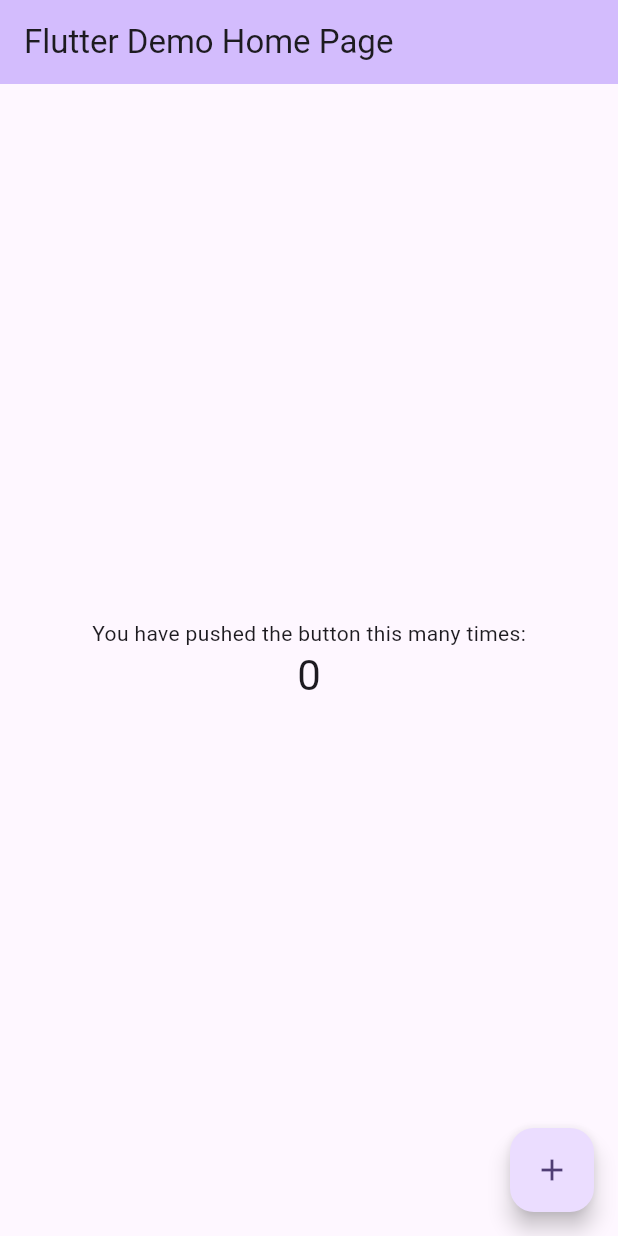
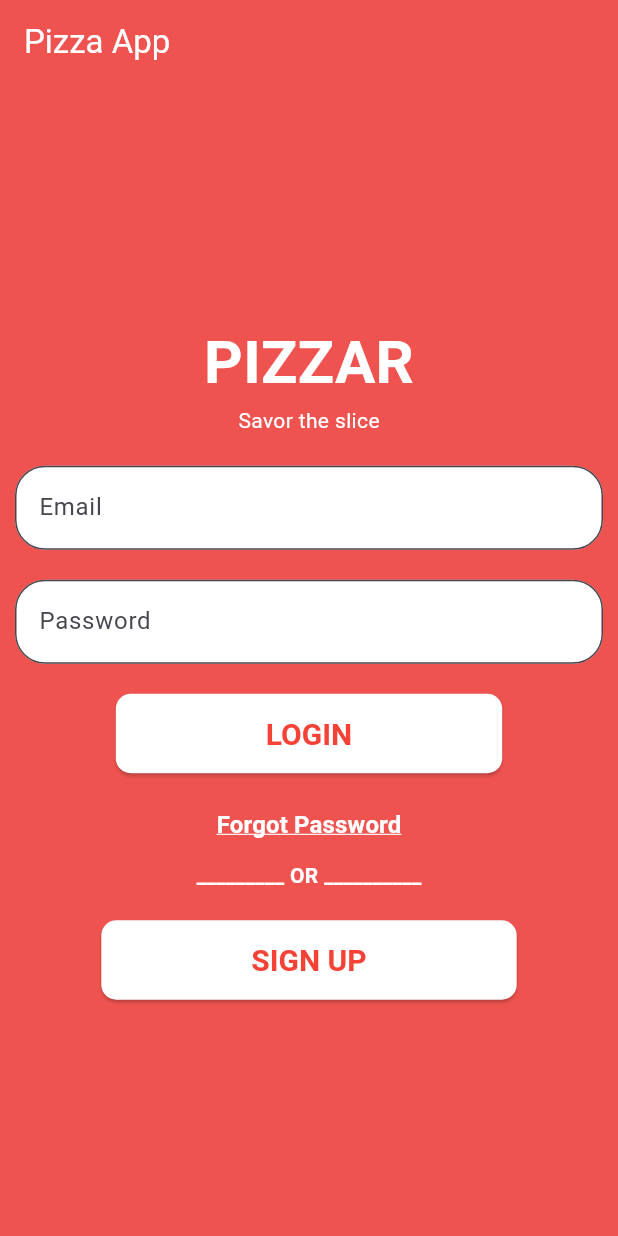
Before and after one commit to U-Apps/pizza-App, a Flutter app: the screen it shows after launch, on a phone screen of 412 x 824 dp. Run offline on Flutter 3.47's test engine with Material 3 defaults, Android fonts, the phone set to English and light mode, and no system bars.

Commit message:
POV:adding the welcome page and Login page

```diff
--- /dev/null
+++ b/pizza_app/lib/LoginScreen.dart
@@ -0,0 +1,108 @@
+import 'package:flutter/material.dart';
+
+class LoginPage extends StatelessWidget {
+  @override
+  Widget build(BuildContext context) {
+    return Scaffold(
+      backgroundColor: Colors.red[400], // لون الخلفية الأحمر
+      body: Center(
+        child: SingleChildScrollView(
+          padding:EdgeInsets.only(left: 10,right: 10),
+          child: Column(
+            mainAxisAlignment: MainAxisAlignment.center,
+            children: [
+              Text(
+                'PIZZAR',
+                style: TextStyle(
+                  fontSize: 40,
+                  fontWeight: FontWeight.bold,
+                  color: Colors.white,
+                ),
+              ),
+              Text(
+                'Savor the slice',
+                style: TextStyle(
+                  color: Colors.white,
+                ),
+              ),
+              SizedBox(height: 20),
+              TextField(
+                keyboardType: TextInputType.emailAddress,
+                decoration: InputDecoration(
+                  hintText: 'Email',
+                  filled: true,
+                  fillColor: Colors.white,
+                  border: OutlineInputBorder(
+                      borderRadius: BorderRadius.circular(20)),
+                ),
+              ),
+              SizedBox(height: 20),
+              TextField(
+                obscureText: true,
+                decoration: InputDecoration(
+                  hintText: 'Password',
+                  filled: true,
+                  fillColor: Colors.white,
+                  border: OutlineInputBorder(
+                      borderRadius: BorderRadius.circular(20)),
+                ),
+              ),
+              SizedBox(height: 20),
+              ElevatedButton(
+
+              style: ElevatedButton.styleFrom(
+                backgroundColor: Colors.white,
+             foregroundColor:Colors.red,
+             textStyle:TextStyle(
+              fontSize: 20,
+              fontWeight: FontWeight.bold
+             ),
+                padding: EdgeInsets.only(left: 100,top:15,right: 100,bottom: 15 ),
+
+                shape: RoundedRectangleBorder(
+                  borderRadius: BorderRadius.circular(10)
+
+                )
+              )
+
+
+               ,
+                onPressed: () {
+                  // هنا يمكنك إضافة منطق تسجيل الدخول
+                },
+                child: Text('LOGIN'),
+              ),
+                SizedBox(height: 10,),
+              TextButton(
+                onPressed: () {
+                  // هنا يمكنك إضافة منطق نسيان كلمة المرور
+                },
+
+                child: Text('Forgot Password',style: TextStyle(color: Colors.white,fontWeight: FontWeight.bold,decoration: TextDecoration.underline,decorationColor: Colors.white,fontSize: 16),),
+              ),
+
+              Text('_________ OR __________',style: TextStyle(color:Colors.white,fontWeight: FontWeight.bold),),
+              SizedBox(height: 20,),
+
+              ElevatedButton(
+                onPressed: () {
+                  // هنا يمكنك إضافة منطق التسجيل
+                },
+                style: ElevatedButton.styleFrom(
+                    backgroundColor: Colors.white,
+                    foregroundColor: Colors.red,
+                    textStyle:
+                        TextStyle(fontSize: 20, fontWeight: FontWeight.bold),
+                    padding: EdgeInsets.only(
+                        left: 100, top: 15, right: 100, bottom: 15),
+                    shape: RoundedRectangleBorder(
+                        borderRadius: BorderRadius.circular(10))),
+                child: Text('SIGN UP'),
+              ),
+            ],
+          ),
+        ),
+      ),
+    );
+  }
+}
--- /dev/null
+++ b/pizza_app/lib/Welcome.dart
@@ -0,0 +1,16 @@
+import 'package:flutter/material.dart';
+
+class Welcome extends StatelessWidget {
+  const Welcome({super.key});
+
+  @override
+  Widget build(BuildContext context) {
+    return Scaffold(
+      body: Container(
+        alignment: Alignment.center,
+        child: (Image.asset('assets/images/logo.png')),
+
+      ),
+    );
+  }
+}
--- a/pizza_app/lib/main.dart
+++ b/pizza_app/lib/main.dart
@@ -1,125 +1,19 @@
 import 'package:flutter/material.dart';
+import 'package:pizza_app/LoginScreen.dart';
+import 'package:pizza_app/Welcome.dart';
 
 void main() {
-  runApp(const MyApp());
+  runApp(MaterialApp(
+    debugShowCheckedModeBanner: false,
+    home:Scaffold(appBar:AppBar(backgroundColor: Colors.red[400],
+    title:Text('Pizza App',style: TextStyle(color: Colors.white),)
+
+
+  ,) ,
+
+  body:LoginPage(),
+  )
+  )
+
+  );
 }
-
-class MyApp extends StatelessWidget {
-  const MyApp({super.key});
-
-  // This widget is the root of your application.
-  @override
-  Widget build(BuildContext context) {
-    return MaterialApp(
-      title: 'Flutter Demo',
-      theme: ThemeData(
-        // This is the theme of your application.
-        //
-        // TRY THIS: Try running your application with "flutter run". You'll see
-        // the application has a purple toolbar. Then, without quitting the app,
-        // try changing the seedColor in the colorScheme below to Colors.green
-        // and then invoke "hot reload" (save your changes or press the "hot
-        // reload" button in a Flutter-supported IDE, or press "r" if you used
-        // the command line to start the app).
-        //
-        // Notice that the counter didn't reset back to zero; the application
-        // state is not lost during the reload. To reset the state, use hot
-        // restart instead.
-        //
-        // This works for code too, not just values: Most code changes can be
-        // tested with just a hot reload.
-        colorScheme: ColorScheme.fromSeed(seedColor: Colors.deepPurple),
-        useMaterial3: true,
-      ),
-      home: const MyHomePage(title: 'Flutter Demo Home Page'),
-    );
-  }
-}
-
-class MyHomePage extends StatefulWidget {
-  const MyHomePage({super.key, required this.title});
-
-  // This widget is the home page of your application. It is stateful, meaning
-  // that it has a State object (defined below) that contains fields that affect
-  // how it looks.
-
-  // This class is the configuration for the state. It holds the values (in this
-  // case the title) provided by the parent (in this case the App widget) and
-  // used by the build method of the State. Fields in a Widget subclass are
-  // always marked "final".
-
-  final String title;
-
-  @override
-  State<MyHomePage> createState() => _MyHomePageState();
-}
-
-class _MyHomePageState extends State<MyHomePage> {
-  int _counter = 0;
-
-  void _incrementCounter() {
-    setState(() {
-      // This call to setState tells the Flutter framework that something has
-      // changed in this State, which causes it to rerun the build method below
-      // so that the display can reflect the updated values. If we changed
-      // _counter without calling setState(), then the build method would not be
-      // called again, and so nothing would appear to happen.
-      _counter++;
-    });
-  }
-
-  @override
-  Widget build(BuildContext context) {
-    // This method is rerun every time setState is called, for instance as done
-    // by the _incrementCounter method above.
-    //
-    // The Flutter framework has been optimized to make rerunning build methods
-    // fast, so that you can just rebuild anything that needs updating rather
-    // than having to individually change instances of widgets.
-    return Scaffold(
-      appBar: AppBar(
-        // TRY THIS: Try changing the color here to a specific color (to
-        // Colors.amber, perhaps?) and trigger a hot reload to see the AppBar
-        // change color while the other colors stay the same.
-        backgroundColor: Theme.of(context).colorScheme.inversePrimary,
-        // Here we take the value from the MyHomePage object that was created by
-        // the App.build method, and use it to set our appbar title.
-        title: Text(widget.title),
-      ),
-      body: Center(
-        // Center is a layout widget. It takes a single child and positions it
-        // in the middle of the parent.
-        child: Column(
-          // Column is also a layout widget. It takes a list of children and
-          // arranges them vertically. By default, it sizes itself to fit its
-          // children horizontally, and tries to be as tall as its parent.
-          //
-          // Column has various properties to control how it sizes itself and
-          // how it positions its children. Here we use mainAxisAlignment to
-          // center the children vertically; the main axis here is the vertical
-          // axis because Columns are vertical (the cross axis would be
-          // horizontal).
-          //
-          // TRY THIS: Invoke "debug painting" (choose the "Toggle Debug Paint"
-          // action in the IDE, or press "p" in the console), to see the
-          // wireframe for each widget.
-          mainAxisAlignment: MainAxisAlignment.center,
-          children: <Widget>[
-            const Text(
-              'You have pushed the button this many times:',
-            ),
-            Text(
-              '$_counter',
-              style: Theme.of(context).textTheme.headlineMedium,
-            ),
-          ],
-        ),
-      ),
-      floatingActionButton: FloatingActionButton(
-        onPressed: _incrementCounter,
-        tooltip: 'Increment',
-        child: const Icon(Icons.add),
-      ), // This trailing comma makes auto-formatting nicer for build methods.
-    );
-  }
-}
--- a/pizza_app/pubspec.yaml
+++ b/pizza_app/pubspec.yaml
@@ -59,8 +59,8 @@ flutter:
   uses-material-design: true
 
   # To add assets to your application, add an assets section, like this:
-  # assets:
-  #   - images/a_dot_burr.jpeg
+  assets:
+    - assets/images/logo.png
   #   - images/a_dot_ham.jpeg
 
   # An image asset can refer to one or more resolution-specific "variants", see
```
Also changed, not shown: pizza_app/assets/images/logo.png (added).
